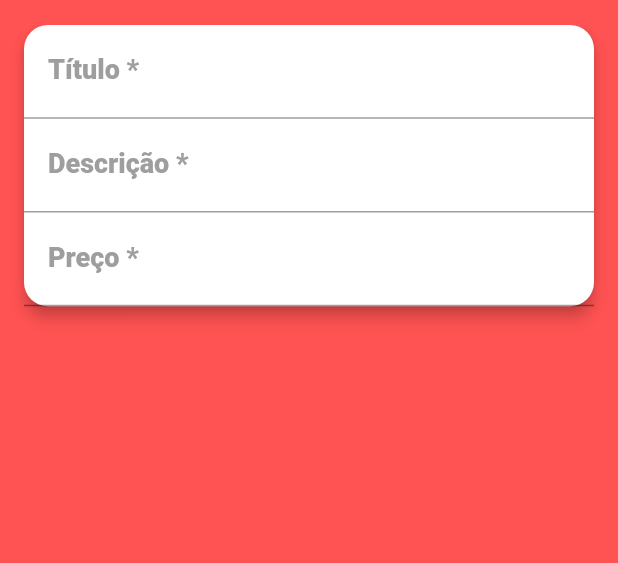
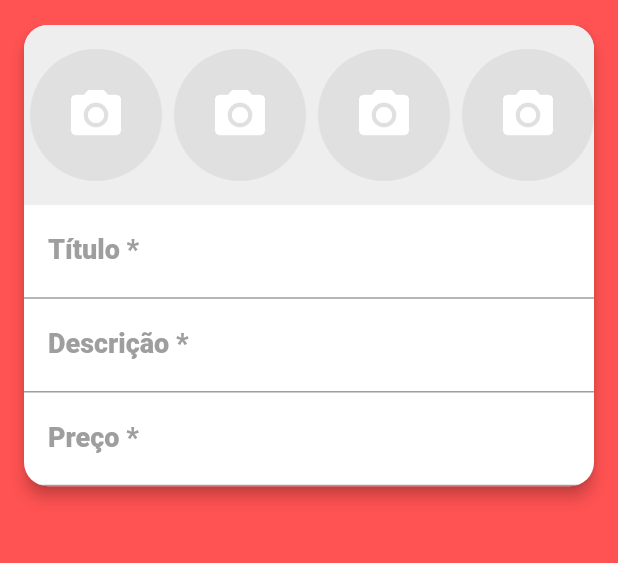
Before and after one commit to PAULOFO/Magazine-Market, a Flutter app: the screen it shows after launch, swiped to page 2, on a phone screen of 412 x 824 dp, the part 59-622 px from its top. Run offline on Flutter 3.47's test engine with Material 2 defaults, Android fonts, the phone set to English and light mode, and no system bars; our stand-ins replace brasil_fields, flutter_mobx, get_it, mobx, parse_server_sdk; accounts and stored records are empty; generated files the repository leaves out were written again.

Commit message:
16º Commit "Começando o Campo de Imagens"

```diff
--- /dev/null
+++ b/lib/screens/create/components/images_field.dart
@@ -0,0 +1,59 @@
+import 'dart:io';
+
+import 'package:flutter/cupertino.dart';
+import 'package:flutter/material.dart';
+
+class ImagesField extends StatelessWidget {
+  @override
+  Widget build(BuildContext context) {
+    return Container(
+      color: Colors.grey[200],
+      height: 120,
+      child: ListView.builder(
+        scrollDirection: Axis.horizontal,
+        itemCount: 6,
+        itemBuilder: (_, index) {
+          return Padding(
+            padding: const EdgeInsets.all(4.0),
+            child: GestureDetector(
+              onTap: () {
+                if (Platform.isAndroid) {
+                  showModalBottomSheet(
+                    context: context,
+                    builder: null,
+                  );
+                } else {
+                  showCupertinoModalPopup(
+                    context: context,
+                    builder: null,
+                  );
+                }
+              },
+              child: CircleAvatar(
+                radius: 44,
+                backgroundColor: Colors.grey[300],
+                child: Column(
+                  mainAxisAlignment: MainAxisAlignment.center,
+                  children: [
+                    Icon(
+                      Icons.camera_alt,
+                      size: 40,
+                      color: Colors.white,
+                    ),
+                    // Text(
+                    //   '+',
+                    //   style: TextStyle(
+                    //     color: Colors.white,
+                    //     fontSize: 30,
+                    //   ),
+                    // ),
+                  ],
+                ),
+              ),
+            ),
+          );
+        },
+      ),
+    );
+  }
+}
--- a/lib/screens/create/create_screen.dart
+++ b/lib/screens/create/create_screen.dart
@@ -2,6 +2,7 @@ import 'package:brasil_fields/formatter/real_input_formatter.dart';
 import 'package:flutter/material.dart';
 import 'package:flutter/services.dart';
 import 'package:magazine_market/components/custom_drawer/custom_drawer.dart';
+import 'package:magazine_market/screens/create/components/images_field.dart';
 
 class CreateScreen extends StatelessWidget {
   @override
@@ -21,6 +22,7 @@ class CreateScreen extends StatelessWidget {
         centerTitle: true,
       ),
       body: Card(
+        clipBehavior: Clip.antiAlias, //Corta as bordas do Container
         margin: const EdgeInsets.symmetric(horizontal: 16),
         shape: RoundedRectangleBorder(
           borderRadius: BorderRadius.circular(16),
@@ -29,6 +31,7 @@ class CreateScreen extends StatelessWidget {
         child: Column(
           mainAxisSize: MainAxisSize.min,
           children: [
+            ImagesField(),
             TextFormField(
               decoration: InputDecoration(
                 labelText: 'Título *',
```
